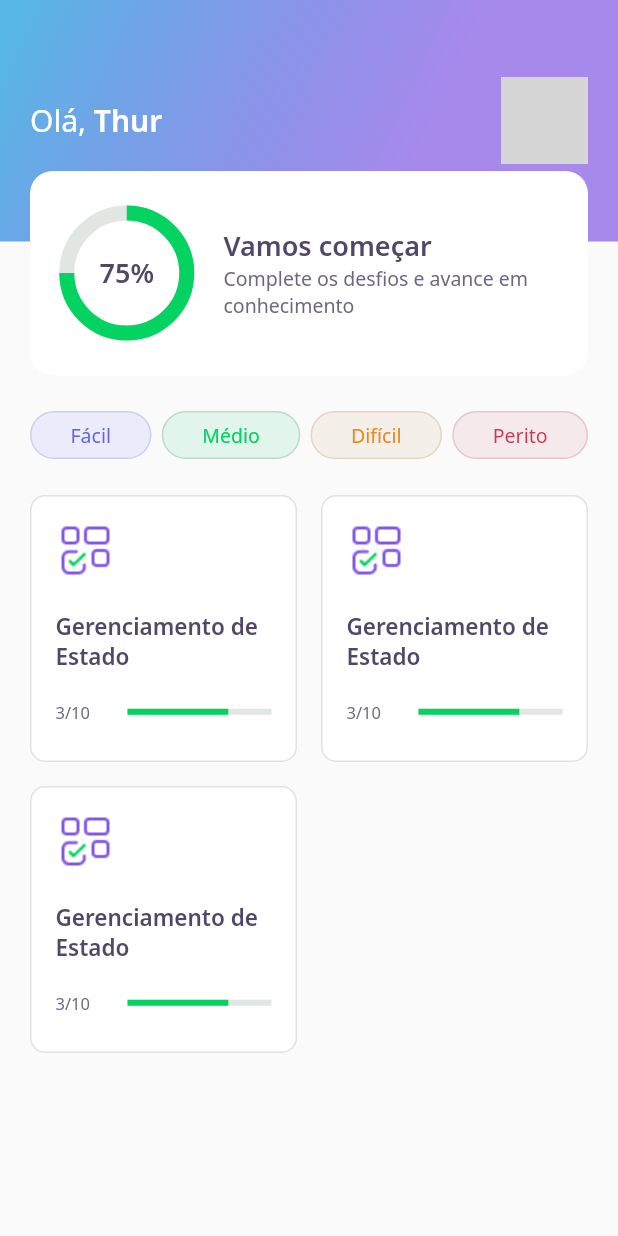
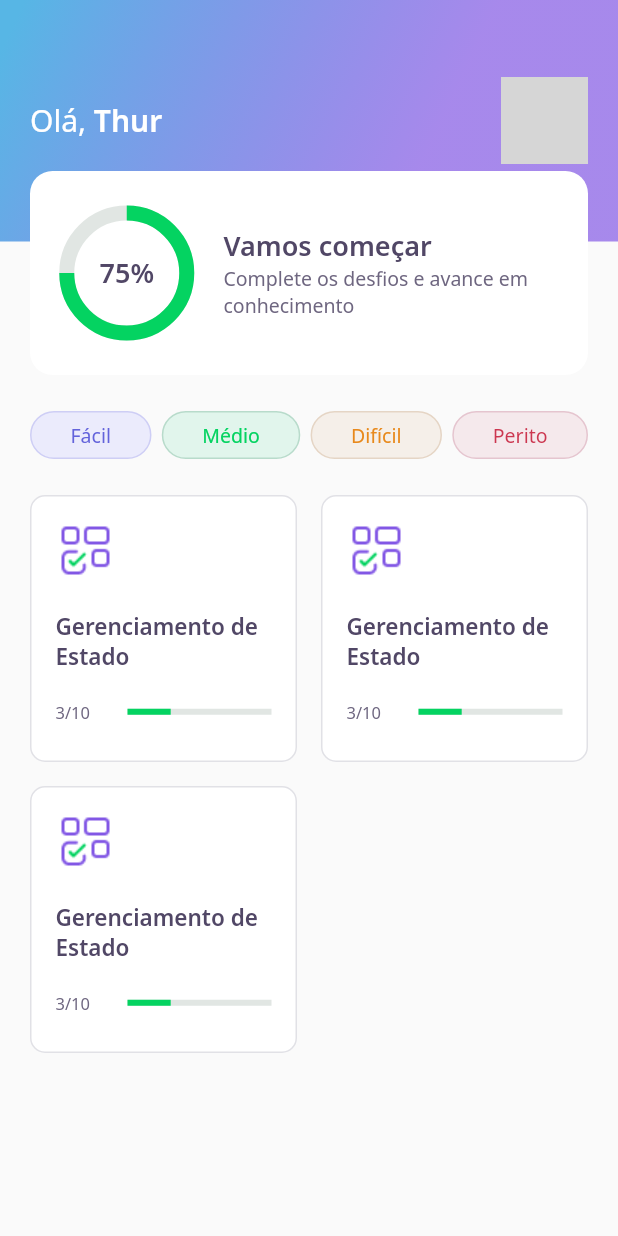
Before and after one commit to Arthurferrera/devquiz, a Flutter app: the HomePage screen opened directly, on a phone screen of 412 x 824 dp. Run offline on Flutter 3.47's test engine with Material 2 defaults, Android fonts, the phone set to English and light mode, and no system bars; our stand-ins replace google_fonts; network calls fail; grey boxes are pictures that could not be loaded.

Commit message:
fix app estructure and component progress indicator

```diff
--- a/lib/core/app_widget.dart
+++ b/lib/core/app_widget.dart
@@ -1,3 +1,4 @@
+import 'package:devquiz/challenge/challenge_page.dart';
 import 'package:devquiz/home/home_page.dart';
 import 'package:devquiz/splash/splash_page.dart';
 import 'package:flutter/material.dart';
@@ -7,7 +8,7 @@ class AppWidget extends StatelessWidget {
   Widget build(BuildContext context) {
     return MaterialApp(
       title: "devquiz",
-      home: SplashPage(),
+      home: ChallengePage(),
     );
   }
 }
--- a/lib/home/widgets/quiz_card/quiz_card_widget.dart
+++ b/lib/home/widgets/quiz_card/quiz_card_widget.dart
@@ -1,4 +1,5 @@
 import 'package:devquiz/core/core.dart';
+import 'package:devquiz/shared/widgets/progress_indicator/progress_indicator_widget.dart';
 import 'package:flutter/material.dart';
 
 class QuizCardWidget extends StatelessWidget {
@@ -46,12 +47,7 @@ class QuizCardWidget extends StatelessWidget {
               ),
               Expanded(
                 flex: 2,
-                child: LinearProgressIndicator(
-                  value: 0.7,
-                  backgroundColor: AppColors.chartSecondary,
-                  valueColor:
-                      AlwaysStoppedAnimation<Color>(AppColors.chartPrimary),
-                ),
+                child: ProgressIndicatorWidget(value: 0.3),
               )
             ],
           )
--- /dev/null
+++ b/lib/shared/widgets/progress_indicator/progress_indicator_widget.dart
@@ -0,0 +1,17 @@
+import 'package:devquiz/core/core.dart';
+import 'package:flutter/material.dart';
+
+class ProgressIndicatorWidget extends StatelessWidget {
+  final double value;
+  const ProgressIndicatorWidget({Key? key, required this.value})
+      : super(key: key);
+
+  @override
+  Widget build(BuildContext context) {
+    return LinearProgressIndicator(
+      value: value,
+      backgroundColor: AppColors.chartSecondary,
+      valueColor: AlwaysStoppedAnimation<Color>(AppColors.chartPrimary),
+    );
+  }
+}
```
Also changed, not shown: lib/challenge/challenge_page.dart (+10 -1 lines), lib/challenge/widgets/question_indicator/question_indicator_widget.dart (added, +34 -0 lines), lib/main.dart (+2 -14 lines), 1 other file.
